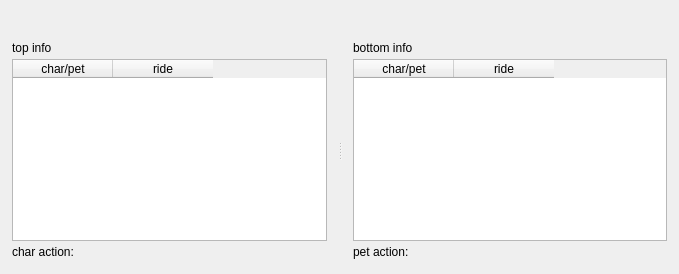
Above: SaSH/form/battleinfoform.ui from bestkakkoii/SaSH before the change. Below: the same form after it.
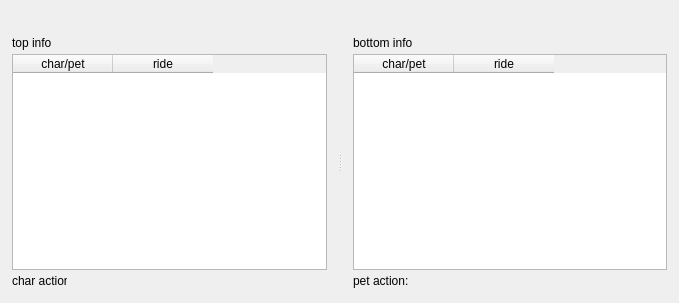
That is the form after the change. Custom widgets are drawn as their Qt base class.

Diff of the .ui file:
```diff
--- a/SaSH/form/battleinfoform.ui
+++ b/SaSH/form/battleinfoform.ui
@@ -7,13 +7,16 @@
     <x>0</x>
     <y>0</y>
     <width>679</width>
-    <height>274</height>
+    <height>303</height>
    </rect>
   </property>
   <property name="windowTitle">
    <string>BattleInfoForm</string>
   </property>
-  <layout class="QGridLayout" name="gridLayout">
+  <layout class="QVBoxLayout" name="verticalLayout_3">
+   <property name="spacing">
+    <number>1</number>
+   </property>
    <property name="leftMargin">
     <number>1</number>
    </property>
@@ -26,11 +29,6 @@
    <property name="bottomMargin">
     <number>1</number>
    </property>
-   <property name="spacing">
-    <number>1</number>
-   </property>
-   <item row="0" column="0">
-    <layout class="QVBoxLayout" name="verticalLayout_battle">
      <item>
       <widget class="QLabel" name="label_time">
        <property name="sizePolicy">
@@ -64,8 +62,8 @@
        <property name="orientation">
         <enum>Qt::Horizontal</enum>
        </property>
-       <widget class="QWidget" name="layoutWidget">
-        <layout class="QVBoxLayout" name="verticalLayout_top">
+     <widget class="QWidget" name="">
+      <layout class="QVBoxLayout" name="verticalLayout">
          <property name="spacing">
           <number>1</number>
          </property>
@@ -109,22 +107,48 @@
           </widget>
          </item>
          <item>
-          <widget class="QLabel" name="label_charaction">
+        <layout class="QHBoxLayout" name="horizontalLayout">
+         <item>
+          <widget class="QLabel" name="label_c">
            <property name="minimumSize">
             <size>
-             <width>0</width>
+             <width>55</width>
              <height>20</height>
             </size>
            </property>
+           <property name="maximumSize">
+            <size>
+             <width>55</width>
+             <height>16777215</height>
+            </size>
+           </property>
            <property name="text">
             <string>char action:</string>
            </property>
           </widget>
          </item>
+         <item>
+          <widget class="FastLabel" name="label_charaction" native="true">
+           <property name="minimumSize">
+            <size>
+             <width>0</width>
+             <height>20</height>
+            </size>
+           </property>
+           <property name="maximumSize">
+            <size>
+             <width>16777215</width>
+             <height>20</height>
+            </size>
+           </property>
+          </widget>
+         </item>
         </layout>
-       </widget>
-       <widget class="QWidget" name="layoutWidget1">
-        <layout class="QVBoxLayout" name="verticalLayout_bottom">
+       </item>
+      </layout>
+     </widget>
+     <widget class="QWidget" name="">
+      <layout class="QVBoxLayout" name="verticalLayout_2">
          <property name="spacing">
           <number>1</number>
          </property>
@@ -168,27 +192,59 @@
           </widget>
          </item>
          <item>
-          <widget class="QLabel" name="label_petaction">
+        <layout class="QHBoxLayout" name="horizontalLayout_2">
+         <item>
+          <widget class="QLabel" name="label_p">
            <property name="minimumSize">
             <size>
-             <width>0</width>
+             <width>55</width>
              <height>20</height>
             </size>
            </property>
+           <property name="maximumSize">
+            <size>
+             <width>55</width>
+             <height>16777215</height>
+            </size>
+           </property>
            <property name="text">
             <string>pet action:</string>
            </property>
           </widget>
          </item>
-        </layout>
-       </widget>
-      </widget>
-     </item>
-    </layout>
+         <item>
+          <widget class="FastLabel" name="label_petaction" native="true">
+           <property name="minimumSize">
+            <size>
+             <width>0</width>
+             <height>20</height>
+            </size>
+           </property>
+           <property name="maximumSize">
+            <size>
+             <width>16777215</width>
+             <height>20</height>
+            </size>
+           </property>
+          </widget>
+         </item>
+        </layout>
+       </item>
+      </layout>
+     </widget>
+    </widget>
    </item>
   </layout>
  </widget>
  <layoutdefault spacing="6" margin="11"/>
+ <customwidgets>
+  <customwidget>
+   <class>FastLabel</class>
+   <extends>QWidget</extends>
+   <header location="global">fastlabel.h</header>
+   <container>1</container>
+  </customwidget>
+ </customwidgets>
  <resources/>
  <connections/>
 </ui>
```
Left out of the diff: 8 changed lines with no effect on the pictures. Lines whose indentation alone changed are shown as unchanged.
